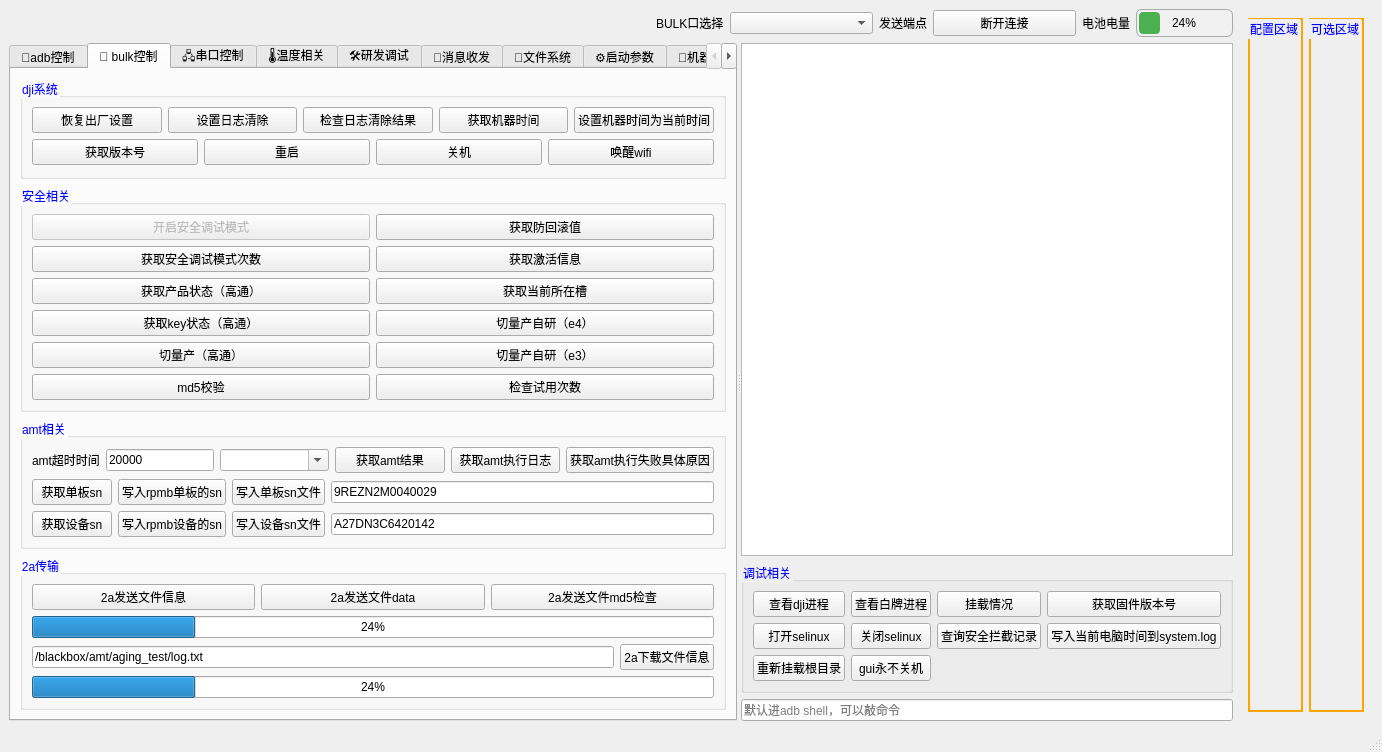
Qt form factory_analyzer.ui (yuhuang163/test) before a commit.
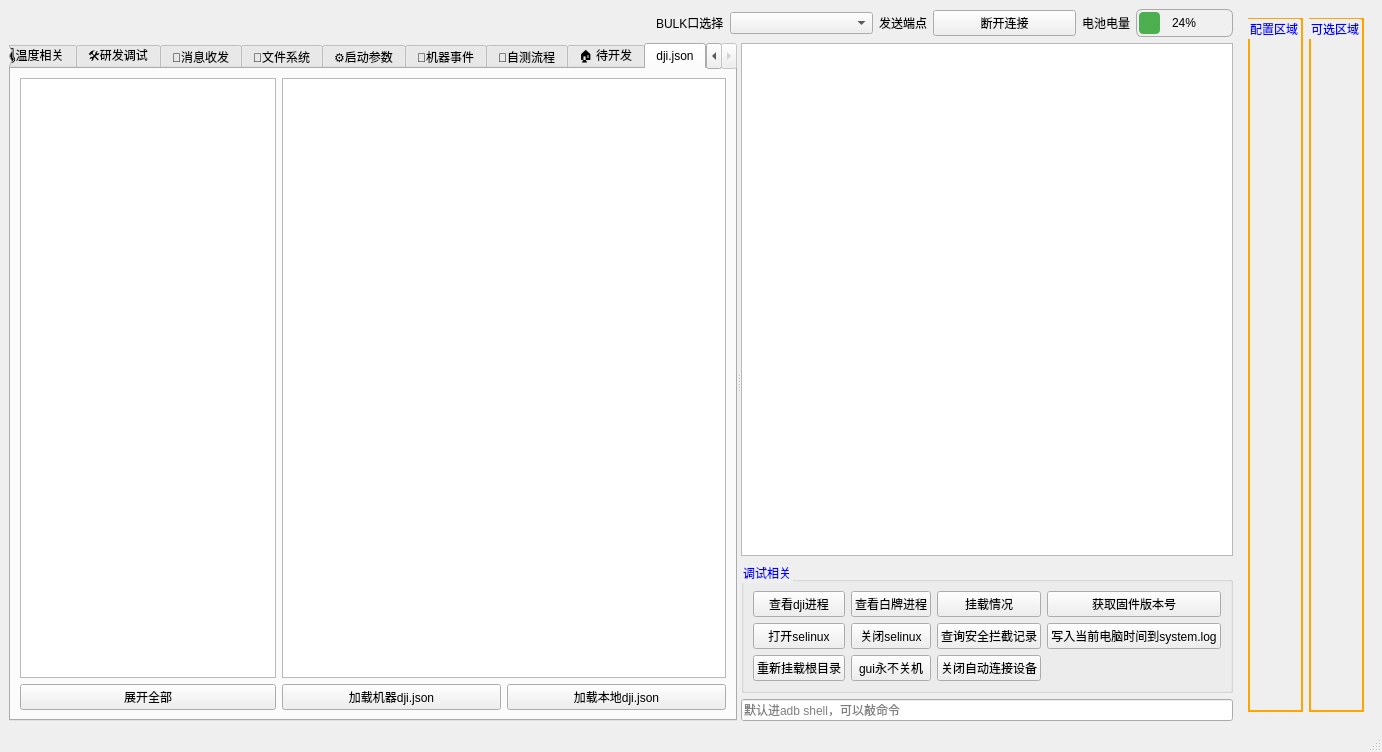
The same form after that commit.

Commit message: 添加json的解析

Patch:
```diff
--- a/factory_analyzer.ui
+++ b/factory_analyzer.ui
@@ -147,7 +147,7 @@
         <enum>QTabWidget::Rounded</enum>
        </property>
        <property name="currentIndex">
-        <number>1</number>
+        <number>11</number>
        </property>
        <property name="elideMode">
         <enum>Qt::ElideNone</enum>
@@ -1301,6 +1301,47 @@
          <string>🏠 待开发</string>
         </attribute>
        </widget>
+       <widget class="QWidget" name="tab_12">
+        <attribute name="title">
+         <string>dji.json</string>
+        </attribute>
+        <layout class="QGridLayout" name="gridLayout_13">
+         <item row="0" column="0">
+          <widget class="QTreeView" name="treeView_2">
+           <property name="sizePolicy">
+            <sizepolicy hsizetype="Minimum" vsizetype="Expanding">
+             <horstretch>0</horstretch>
+             <verstretch>0</verstretch>
+            </sizepolicy>
+           </property>
+          </widget>
+         </item>
+         <item row="1" column="0">
+          <widget class="QPushButton" name="pushButton_74">
+           <property name="text">
+            <string>展开全部</string>
+           </property>
+          </widget>
+         </item>
+         <item row="1" column="2">
+          <widget class="QPushButton" name="pushButton_75">
+           <property name="text">
+            <string>加载本地dji.json</string>
+           </property>
+          </widget>
+         </item>
+         <item row="1" column="1">
+          <widget class="QPushButton" name="pushButton_77">
+           <property name="text">
+            <string>加载机器dji.json</string>
+           </property>
+          </widget>
+         </item>
+         <item row="0" column="1" colspan="2">
+          <widget class="QTableView" name="tableView_2"/>
+         </item>
+        </layout>
+       </widget>
       </widget>
       <widget class="QWidget" name="verticalLayoutWidget">
        <layout class="QVBoxLayout" name="verticalLayout">
@@ -1399,6 +1440,13 @@
              </property>
             </widget>
            </item>
+           <item row="2" column="2">
+            <widget class="QPushButton" name="pushButton_76">
+             <property name="text">
+              <string>关闭自动连接设备</string>
+             </property>
+            </widget>
+           </item>
           </layout>
          </widget>
         </item>
```
Left out of the diff: 260 changed lines with no effect on the pictures. The commit also changes 3 other files.
